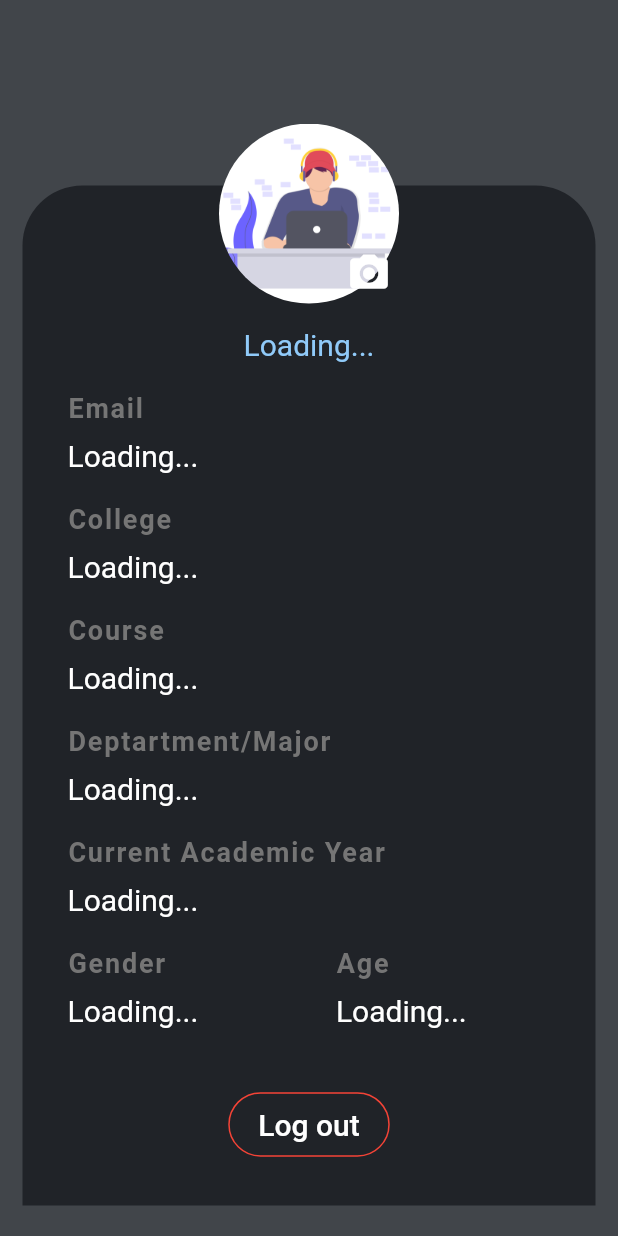
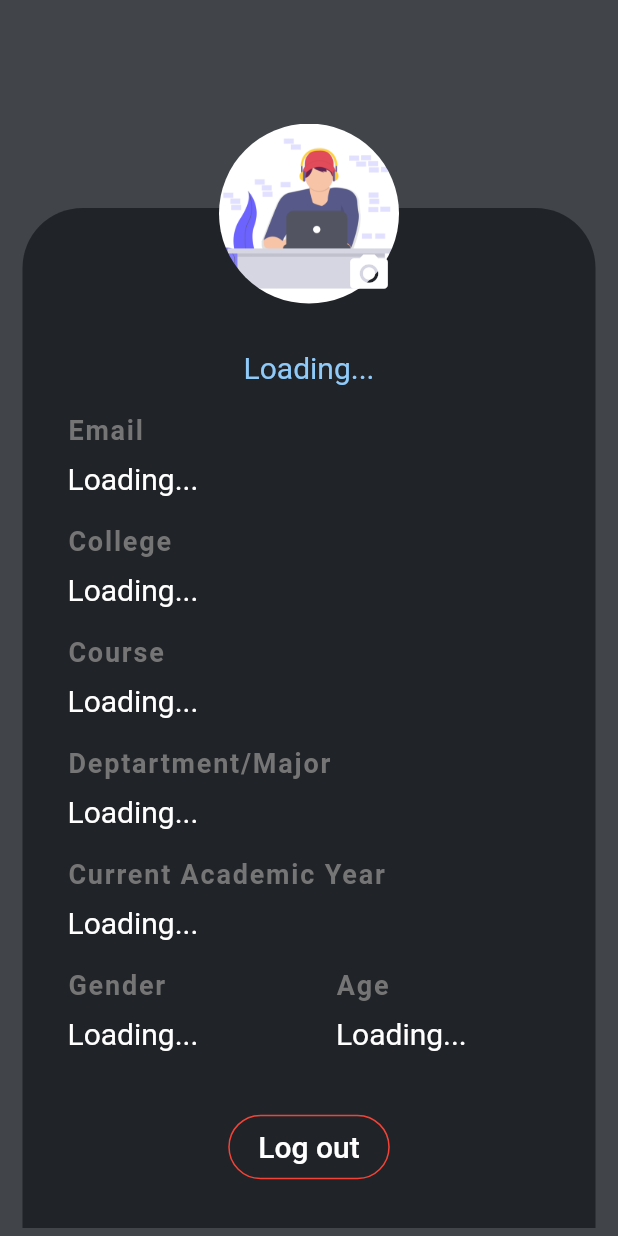
Before and after one commit to avinashkranjan/Friday, a Flutter app: the ProfileScreen screen opened directly, on a phone screen of 412 x 824 dp. Run offline on Flutter 3.47's test engine with Material 2 defaults, Android fonts, the phone set to English and light mode, and no system bars; our stand-ins replace cloud_firestore, firebase_auth, firebase_core, flutter_icons, flutter_svg, fluttertoast and 1 more; accounts and stored records are empty.

```diff
--- a/lib/screens/profile_screen.dart
+++ b/lib/screens/profile_screen.dart
@@ -34,7 +34,7 @@ class _ProfileScreenState extends State<ProfileScreen> {
                   children: [
                     SizedBox(height: 0.15 * MediaQuery.of(context).size.height),
                     Container(
-                      margin: EdgeInsets.symmetric(horizontal: 15),
+                      margin: EdgeInsets.fromLTRB(15, 15, 15, 60),
                       padding: EdgeInsets.all(30),
                       decoration: BoxDecoration(
                         color: Theme.of(context).primaryColor,
@@ -111,16 +111,19 @@ class _ProfileScreenState extends State<ProfileScreen> {
                           SizedBox(height: 40),
                           Center(
                             child: OutlineButton(
-                              onPressed: () async{
+                              onPressed: () async {
                                 print("Signing out");
                                 var _gAuth = GoogleAuthenticate(context);
                                 bool response = await _gAuth.logOut();
-                                if(!response)// If Account Not Log-in Via Google Auth
+                                if (!response) // If Account Not Log-in Via Google Auth
                                   AuthenticationService.signout(context);
-                                else{// For Sign Out from Google Auth, Back to the On Boarding Page
-                                  Navigator.push(context, MaterialPageRoute(
-                                    builder: (context) => OnboardingPage(),
-                                  ));
+                                else {
+                                  // For Sign Out from Google Auth, Back to the On Boarding Page
+                                  Navigator.push(
+                                      context,
+                                      MaterialPageRoute(
+                                        builder: (context) => OnboardingPage(),
+                                      ));
                                 }
                               },
                               borderSide: BorderSide(color: Colors.red),
```
